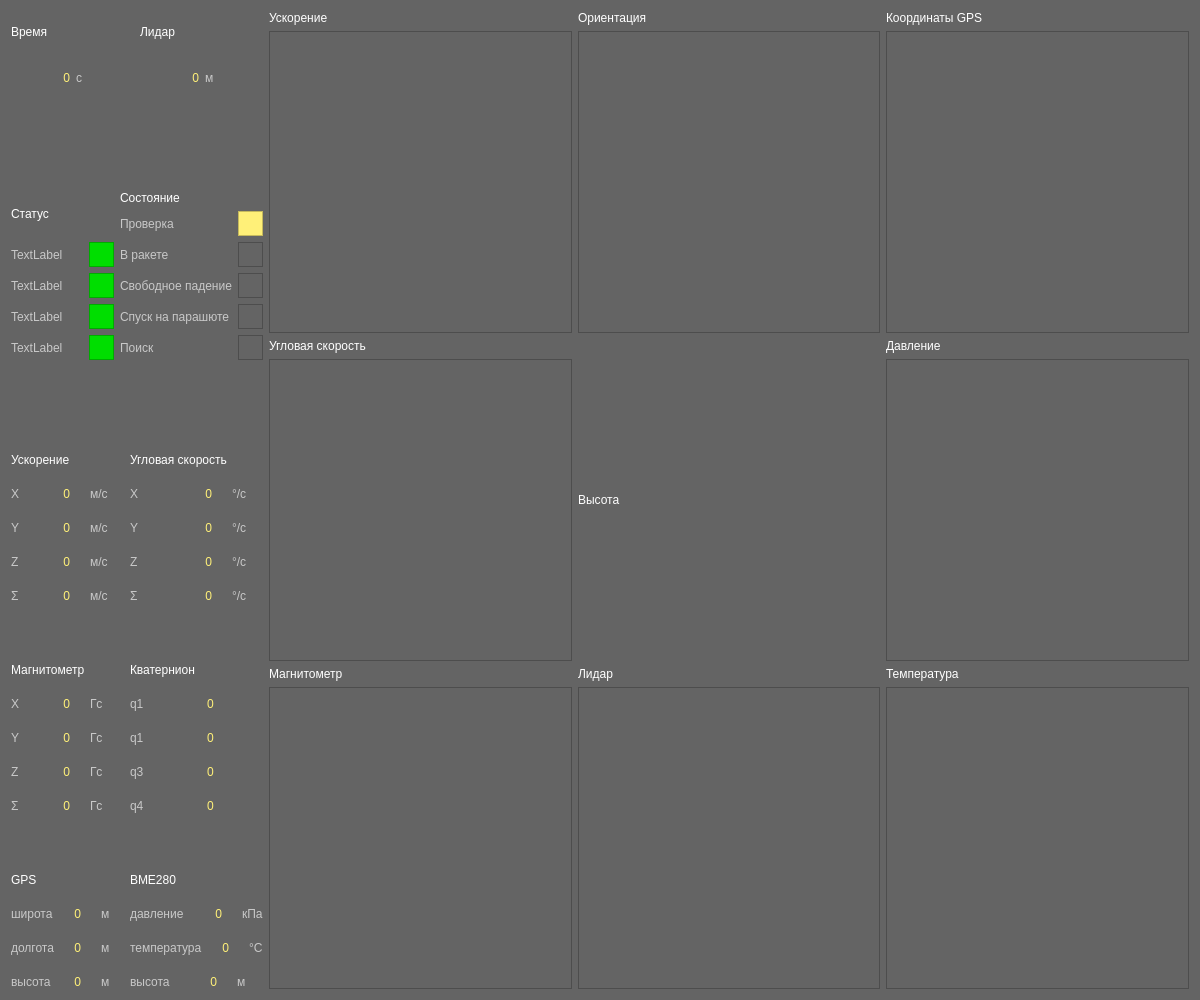
Above: src/ground/laptop/GroundMain.ui from cansat-tsniimash/NeonBlade-2024 before the change. Below: the same form after it.
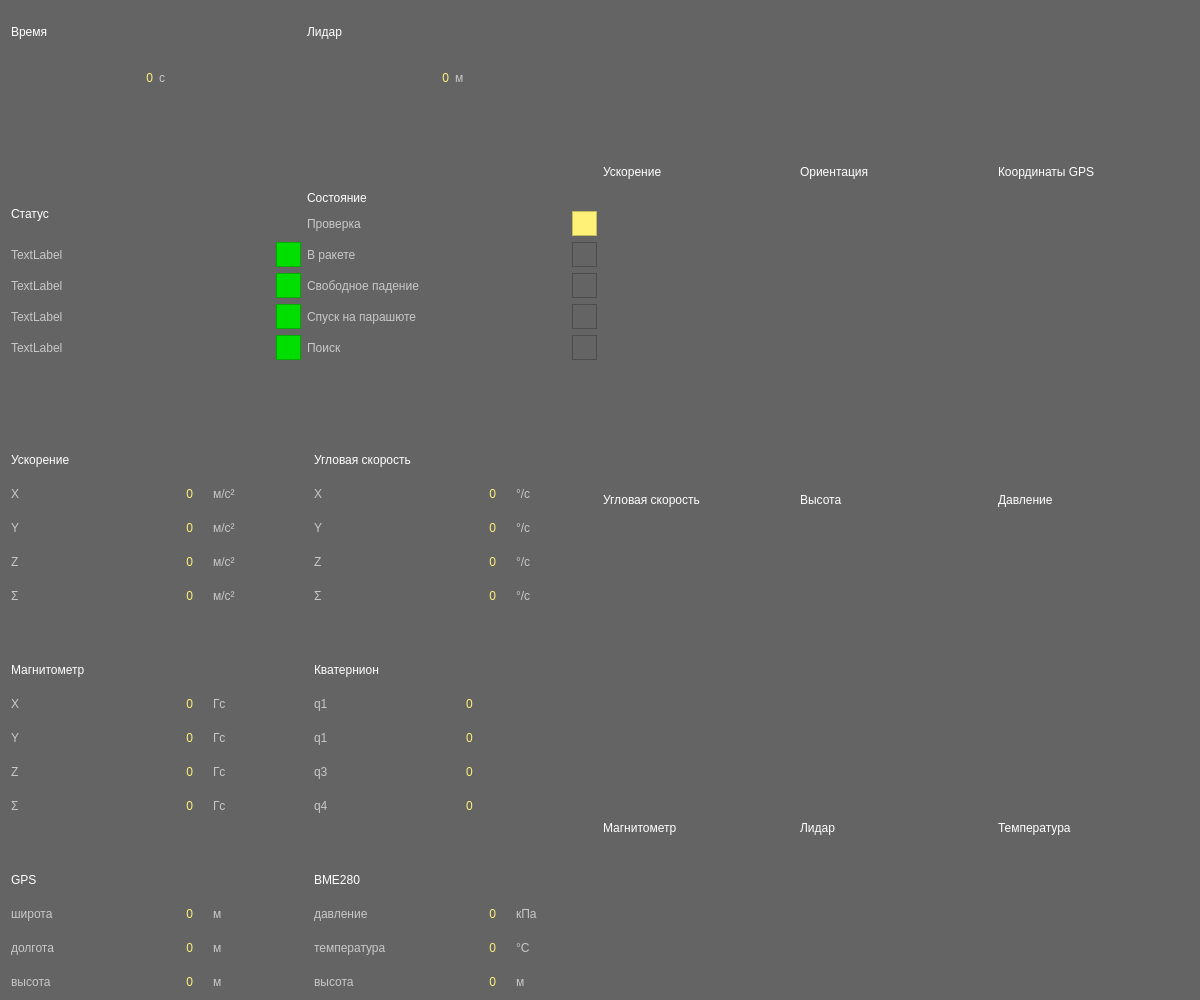
That is the form after the change.

Commit message: графики везде и цифорки добавил

Diff of the .ui file:
```diff
--- a/src/ground/laptop/GroundMain.ui
+++ b/src/ground/laptop/GroundMain.ui
@@ -94,7 +94,7 @@
               <string notr="true">color: rgb(200, 200, 200);</string>
              </property>
              <property name="text">
-              <string>м/с</string>
+              <string>м/с²</string>
              </property>
             </widget>
            </item>
@@ -132,7 +132,7 @@
               <string notr="true">color: rgb(200, 200, 200);</string>
              </property>
              <property name="text">
-              <string>м/с</string>
+              <string>м/с²</string>
              </property>
             </widget>
            </item>
@@ -170,7 +170,7 @@
               <string notr="true">color: rgb(200, 200, 200);</string>
              </property>
              <property name="text">
-              <string>м/с</string>
+              <string>м/с²</string>
              </property>
             </widget>
            </item>
@@ -208,7 +208,7 @@
               <string notr="true">color: rgb(200, 200, 200);</string>
              </property>
              <property name="text">
-              <string>м/с</string>
+              <string>м/с²</string>
              </property>
             </widget>
            </item>
@@ -1134,9 +1134,6 @@
          </property>
         </widget>
        </item>
-       <item>
-        <widget class="QGraphicsView" name="graphicsView_9"/>
-       </item>
       </layout>
      </item>
      <item row="1" column="2">
@@ -1152,9 +1149,6 @@
          </property>
         </widget>
        </item>
-       <item>
-        <widget class="QGraphicsView" name="graphicsView_5"/>
-       </item>
       </layout>
      </item>
      <item row="0" column="0">
@@ -1170,9 +1164,6 @@
          </property>
         </widget>
        </item>
-       <item>
-        <widget class="QGraphicsView" name="graphicsView_8"/>
-       </item>
       </layout>
      </item>
      <item row="1" column="0">
@@ -1188,19 +1179,6 @@
          </property>
         </widget>
        </item>
-       <item>
-        <widget class="QGraphicsView" name="graphicsView_7">
-         <property name="baseSize">
-          <size>
-           <width>25</width>
-           <height>25</height>
-          </size>
-         </property>
-         <property name="styleSheet">
-          <string notr="true"/>
-         </property>
-        </widget>
-       </item>
       </layout>
      </item>
      <item row="1" column="1">
@@ -1231,9 +1209,6 @@
          </property>
         </widget>
        </item>
-       <item>
-        <widget class="QGraphicsView" name="graphicsView_10"/>
-       </item>
       </layout>
      </item>
      <item row="2" column="2">
@@ -1249,9 +1224,6 @@
          </property>
         </widget>
        </item>
-       <item>
-        <widget class="QGraphicsView" name="graphicsView_11"/>
-       </item>
       </layout>
      </item>
      <item row="0" column="1">
@@ -1267,13 +1239,10 @@
          </property>
         </widget>
        </item>
-       <item>
-        <widget class="QGraphicsView" name="graphicsView"/>
-       </item>
       </layout>
      </item>
      <item row="0" column="2">
-      <layout class="QVBoxLayout" name="verticalLayout_10" stretch="0,0">
+      <layout class="QVBoxLayout" name="verticalLayout_10" stretch="0">
        <item>
         <widget class="QLabel" name="label_69">
          <property name="styleSheet">
@@ -1285,9 +1254,6 @@
          </property>
         </widget>
        </item>
-       <item>
-        <widget class="QGraphicsView" name="graphicsView_2"/>
-       </item>
       </layout>
      </item>
     </layout>
```
The commit also changes 1 other file.
